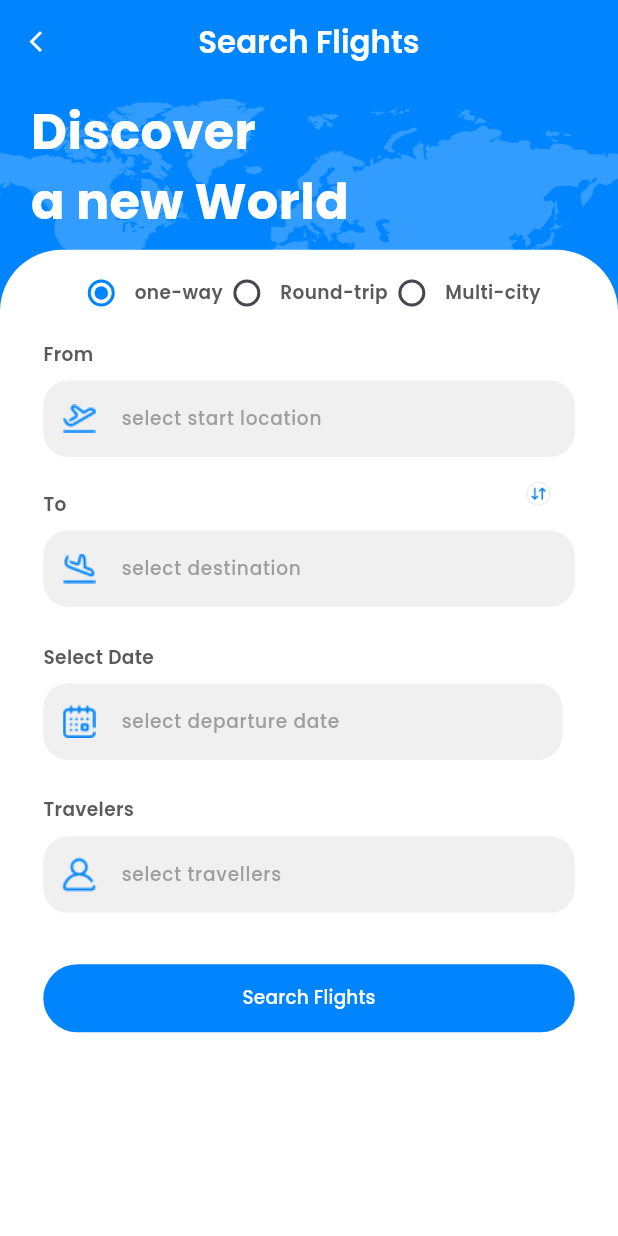
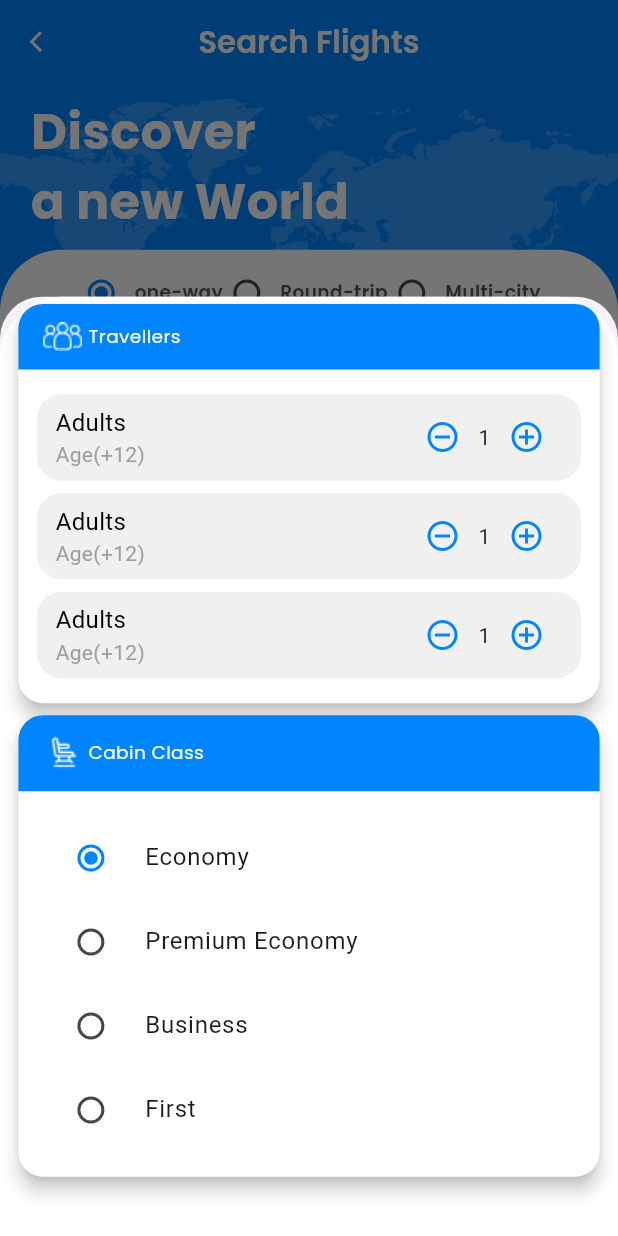
Before and after one commit to MetoIsTheKing/Graduation-Project-2025, a Flutter app: the FlightsScreen screen opened by its route, after a tap on "select travellers", on a phone screen of 412 x 824 dp. Run offline on Flutter 3.47's test engine with Material 3 defaults, Android fonts, the phone set to English and light mode, and no system bars; our stand-ins replace bloc, cherry_toast, connectivity_plus, country_picker, device_preview, dio and 6 more; missing offline and left inert: dot_curved_bottom_nav; accounts and stored records are empty; project files that could hold a hidden picture were left out.

Commit message:
flights refactor progress

```diff
--- a/lib/features/home/explore/flights/presentation/flight_actions_model.dart
+++ b/lib/features/home/explore/flights/presentation/flight_actions_model.dart
@@ -4,7 +4,7 @@ class FlightActionsModel {
   final Function(DateTime?) onDepartureDateSelected;
   final Function(DateTime?) onReturnDateSelected;
   final Function(FlightModel flightModel) onChangePressed;
-  final void Function() onTravellersFieldTapped;
+  final Function(FlightModel flightModel) onTravellersFieldTapped;
   final void Function() onToFieldTapped;
   final void Function() onFromFieldTaped;
   final Future<void> Function({
--- a/lib/features/home/explore/flights/presentation/flight_model.dart
+++ b/lib/features/home/explore/flights/presentation/flight_model.dart
@@ -8,9 +8,17 @@ class FlightModel {
   final TextEditingController returnDateController = TextEditingController();
   DateTime? departureDate;
   DateTime? returnDate;
+  final Map<String, int> travellers;
+  String flightClass;
   FlightModel({
     this.departureDate,
     this.returnDate,
+    this.travellers = const {
+      'adults': 0,
+      'children': 0,
+      'infants': 0,
+    },
+    this.flightClass = 'economy',
   });
   void dispose() {
     fromController.dispose();
--- a/lib/features/home/explore/flights/presentation/pages/flights_screen.dart
+++ b/lib/features/home/explore/flights/presentation/pages/flights_screen.dart
@@ -14,7 +14,10 @@ import 'package:graduation_project_2025/features/home/explore/flights/presentati
 
 import 'package:graduation_project_2025/features/home/explore/flights/presentation/flights_utils.dart';
 import 'package:graduation_project_2025/features/home/explore/flights/presentation/widgets/flight_card_widget.dart';
+import 'package:graduation_project_2025/features/home/explore/flights/presentation/widgets/flights_class_card_widget.dart';
 import 'package:graduation_project_2025/features/home/explore/flights/presentation/widgets/flights_form_widget.dart';
+import 'package:graduation_project_2025/features/home/explore/flights/presentation/widgets/flights_travellers_card_widget.dart';
+import 'package:graduation_project_2025/features/home/explore/flights/presentation/widgets/flights_travellers_field_widget.dart';
 import 'package:graduation_project_2025/features/home/explore/flights/presentation/widgets/radio_tiles_row.dart';
 import 'package:graduation_project_2025/features/home/explore/flights/presentation/pages/search_airport.dart';
 import 'package:intl/intl.dart';
@@ -80,26 +83,15 @@ class _FlightsScreenState extends State<FlightsScreen> {
       } else {
         pageIndex = 2;
       }
-      // Update the height of the AnimatedContainer first
-      // -1 is for the default height during animation
-      // _pageViewHeight = _getPageHeight(-1);
-      // Delay the horizontal animation to allow the vertical animation to complete first
 
-      // Replace this line
-      // Replace this line
       _pageController.animateToPage(
         pageIndex,
         duration: Duration(milliseconds: 300), // Replace this line
         curve: Curves.easeInOut,
       );
-      //     .then((_) {
-      //   // Set _isAnimating to false after the animation completes
-      //   setState(() {
-      //     // _pageViewHeight = _getPageHeight(pageIndex);
-      //   });
-      // });
     });
   }
+
   ///////////////////////////////// Radio tile functions //////////////////////////////
 
   ///////////////////////////////// Date Selection functions //////////////////////////////
@@ -130,7 +122,7 @@ class _FlightsScreenState extends State<FlightsScreen> {
         return Theme(
           data: ThemeData(
             colorScheme: ColorScheme.light(
-              primary: Colors.blue, // Change selection color to blue
+              primary: AppColors.appBlue, // Change selection color to blue
             ),
           ),
           child: Column(
@@ -216,7 +208,48 @@ class _FlightsScreenState extends State<FlightsScreen> {
 
   void onToFieldTaped() {}
 
-  void onTravellersFieldTaped() {}
+  void onTravellersFieldTaped(FlightModel selectedFlightModel) async {
+    await showModalBottomSheet(
+      isScrollControlled: true,
+      context: context,
+      builder: (context) {
+        return StatefulBuilder(
+          builder: (context, setModalState) {
+            // StatefulBuilder allows UI updates inside the modal
+            return Container(
+              height: deviceInfo.screenHeight * 0.76,
+              padding: EdgeInsets.symmetric(
+                horizontal: deviceInfo.screenWidth * 0.02,
+                vertical: deviceInfo.screenHeight * 0.001,
+              ),
+              width: double.infinity,
+              decoration: BoxDecoration(
+                color: Colors.white,
+                borderRadius: BorderRadius.only(
+                  topLeft: Radius.circular(deviceInfo.screenHeight * 0.05),
+                  topRight: Radius.circular(deviceInfo.screenHeight * 0.05),
+                ),
+              ),
+              child: Column(
+                mainAxisAlignment: MainAxisAlignment.start,
+                children: [
+                  FlightsTravellersCardWidget(),
+                  FlightsClassCardWidget(
+                    onSelectedFlightClass: (String? value) {
+                      setModalState(() {
+                        selectedFlightModel.flightClass = value!;
+                      }); // Update state inside modal
+                    },
+                    flightModel: selectedFlightModel,
+                  ),
+                ],
+              ),
+            );
+          },
+        );
+      },
+    );
+  }
 ///////////////////////////////// Fields onTap functions //////////////////////////////
 
   @override
@@ -416,20 +449,4 @@ class _FlightsScreenState extends State<FlightsScreen> {
       );
     });
   }
-
-  // double _getPageHeight(int index) {
-  //   final deviceInfo = getIt<DeviceInfo>();
-
-  //   // Return the height for each page based on the index
-  //   switch (index) {
-  //     case 0:
-  //       return FlightsUtils.firstPageHeight; // Height for the first page
-  //     case 1:
-  //       return FlightsUtils.secondPageHeight; // Height for the second page
-  //     case 2:
-  //       return FlightsUtils.thirdPageHeight; // Height for the third page
-  //     default:
-  //       return deviceInfo.screenHeight; // Default height during animation
-  //   }
-  // }
 }
--- /dev/null
+++ b/lib/features/home/explore/flights/presentation/widgets/flights_class_card_widget.dart
@@ -0,0 +1,118 @@
+import 'package:flutter/material.dart';
+import 'package:graduation_project_2025/config/dependency_injection/di.dart';
+import 'package:graduation_project_2025/config/theming/text_styles.dart';
+import 'package:graduation_project_2025/core/responsive/Models/device_info.dart';
+import 'package:graduation_project_2025/core/utils/app_colors.dart';
+import 'package:graduation_project_2025/features/home/explore/flights/presentation/flight_model.dart';
+import 'package:graduation_project_2025/features/home/explore/flights/presentation/widgets/flights_travellers_field_widget.dart';
+
+class FlightsClassCardWidget extends StatelessWidget {
+  const FlightsClassCardWidget({
+    super.key,
+    required this.flightModel,
+    required this.onSelectedFlightClass,
+  });
+
+  final FlightModel flightModel;
+  final void Function(String? selectedValue) onSelectedFlightClass;
+
+  @override
+  Widget build(BuildContext context) {
+    final deviceInfo = getIt<DeviceInfo>();
+    return Column(
+      children: [
+        Card(
+          shape: RoundedRectangleBorder(
+            borderRadius: BorderRadius.circular(
+              deviceInfo.screenHeight * 0.02, // Replace this line
+            ),
+          ),
+          color: Colors.white,
+          elevation: 5,
+          child: Column(
+            children: [
+              Container(
+                decoration: BoxDecoration(
+                  borderRadius: BorderRadius.only(
+                    topLeft: Radius.circular(
+                      deviceInfo.screenHeight * 0.02, // Replace this line
+                    ),
+                    topRight: Radius.circular(
+                      deviceInfo.screenHeight * 0.02, // Replace this line
+                    ),
+                  ),
+                  color: AppColors.appBlue,
+                ),
+                padding: EdgeInsets.symmetric(
+                  horizontal: deviceInfo.screenWidth * 0.03,
+                  vertical: deviceInfo.screenHeight * 0.015,
+                ), // Replace this line
+                child: Row(
+                  children: [
+                    Padding(
+                      padding: EdgeInsets.symmetric(
+                          horizontal: deviceInfo.screenWidth * 0.01),
+                      child: Image.asset(
+                        'assets/images/travellers_class_icon.png',
+                        color: Colors.white,
+                      ),
+                    ),
+                    Text(
+                      'Cabin Class',
+
+                      style: TextStyles.regular16(deviceInfo, Colors.white)
+                          .copyWith(
+                        fontSize: deviceInfo.screenWidth * 0.03,
+                      ),
+                      // Replace this line
+                    ),
+                  ],
+                ),
+              ),
+              Padding(
+                  padding: EdgeInsets.symmetric(
+                    horizontal: deviceInfo.screenWidth * 0.03,
+                    vertical: deviceInfo.screenHeight * 0.02,
+                  ), // Replace this line
+                  child: Column(
+                    children: [
+                      RadioListTile(
+                        value: 'economy',
+                        groupValue: flightModel.flightClass,
+                        onChanged: onSelectedFlightClass,
+                        activeColor: AppColors.appBlue,
+                        title: Text('Economy'),
+                      ),
+                      RadioListTile(
+                        value: 'premium',
+                        groupValue: flightModel.flightClass,
+                        onChanged: onSelectedFlightClass,
+                        activeColor: AppColors.appBlue,
+                        title: Text('Premium Economy'),
+                      ),
+                      RadioListTile(
+                        value: 'business',
+                        groupValue: flightModel.flightClass,
+                        onChanged: onSelectedFlightClass,
+                        activeColor: AppColors.appBlue,
+                        title: Text('Business'),
+                      ),
+                      RadioListTile(
+                        value: 'first',
+                        groupValue: flightModel.flightClass,
+                        onChanged: (String? value) {
+                          onSelectedFlightClass(value);
+                        },
+                        activeColor: AppColors.appBlue,
+                        title: Text('First'),
+                      ),
+                    ],
+                  )),
+            ],
+          ),
+        ),
+        SizedBox(),
+      ],
+    );
+  }
+}
--- a/lib/features/home/explore/flights/presentation/widgets/flights_form_widget.dart
+++ b/lib/features/home/explore/flights/presentation/widgets/flights_form_widget.dart
@@ -9,7 +9,6 @@ import 'package:graduation_project_2025/features/home/explore/flights/presentati
 
 import 'package:graduation_project_2025/features/home/explore/flights/presentation/flight_model.dart';
 import 'package:graduation_project_2025/features/home/explore/flights/presentation/flights_utils.dart';
-import 'package:graduation_project_2025/features/home/explore/flights/presentation/widgets/flights_date_picker_widget.dart';
 import 'package:graduation_project_2025/features/home/explore/flights/presentation/widgets/flights_field_widget.dart';
 
 class FlightsFormWidget extends StatelessWidget {
@@ -152,7 +151,9 @@ class FlightsFormWidget extends StatelessWidget {
           controller: flightModel.travellersController,
           prefixIcon: 'assets/images/flights_traveller.png',
           label: 'select travellers',
-          onTap: flightActionsModel.onTravellersFieldTapped,
+          onTap: () {
+            flightActionsModel.onTravellersFieldTapped(flightModel);
+          },
         ),
         SizedBox(
           height: deviceInfo.screenHeight * 0.03,
--- /dev/null
+++ b/lib/features/home/explore/flights/presentation/widgets/flights_travellers_card_widget.dart
@@ -0,0 +1,89 @@
+import 'package:flutter/material.dart';
+import 'package:graduation_project_2025/config/dependency_injection/di.dart';
+import 'package:graduation_project_2025/config/theming/text_styles.dart';
+import 'package:graduation_project_2025/core/responsive/Models/device_info.dart';
+import 'package:graduation_project_2025/core/utils/app_colors.dart';
+import 'package:graduation_project_2025/features/home/explore/flights/presentation/widgets/flights_travellers_field_widget.dart';
+
+class FlightsTravellersCardWidget extends StatelessWidget {
+  const FlightsTravellersCardWidget({super.key});
+
+  @override
+  Widget build(BuildContext context) {
+    final deviceInfo = getIt<DeviceInfo>();
+    return Column(
+      children: [
+        Card(
+          shape: RoundedRectangleBorder(
+            borderRadius: BorderRadius.circular(
+              deviceInfo.screenHeight * 0.02, // Replace this line
+            ),
+          ),
+          color: Colors.white,
+          elevation: 5,
+          child: Column(
+            children: [
+              Container(
+                decoration: BoxDecoration(
+                  borderRadius: BorderRadius.only(
+                    topLeft: Radius.circular(
+                      deviceInfo.screenHeight * 0.02, // Replace this line
+                    ),
+                    topRight: Radius.circular(
+                      deviceInfo.screenHeight * 0.02, // Replace this line
+                    ),
+                  ),
+                  color: AppColors.appBlue,
+                ),
+                padding: EdgeInsets.symmetric(
+                  horizontal: deviceInfo.screenWidth * 0.03,
+                  vertical: deviceInfo.screenHeight * 0.015,
+                ), // Replace this line
+                child: Row(
+                  children: [
+                    Padding(
+                      padding: EdgeInsets.symmetric(
+                          horizontal: deviceInfo.screenWidth * 0.01),
+                      child: Image.asset(
+                        'assets/images/travellers_card_icon.png',
+                        color: Colors.white,
+                      ),
+                    ),
+                    Text(
+                      'Travellers',
+
+                      style: TextStyles.regular16(deviceInfo, Colors.white)
+                          .copyWith(
+                        fontSize: deviceInfo.screenWidth * 0.03,
+                      ),
+                      // Replace this line
+                    ),
+                  ],
+                ),
+              ),
+              Padding(
+                  padding: EdgeInsets.symmetric(
+                    horizontal: deviceInfo.screenWidth * 0.03,
+                    vertical: deviceInfo.screenHeight * 0.02,
+                  ), // Replace this line
+                  child: Column(
+                    children: [
+                      FlightsTravellersFieldWidget(),
+                      SizedBox(
+                        height: deviceInfo.screenHeight * 0.01,
+                      ),
+                      FlightsTravellersFieldWidget(),
+                      SizedBox(
+                        height: deviceInfo.screenHeight * 0.01,
+                      ),
+                      FlightsTravellersFieldWidget(),
+                    ],
+                  )),
+            ],
+          ),
+        ),
+        SizedBox(),
+      ],
+    );
+  }
+}
--- /dev/null
+++ b/lib/features/home/explore/flights/presentation/widgets/flights_travellers_field_widget.dart
@@ -0,0 +1,61 @@
+import 'package:flutter/material.dart';
+import 'package:graduation_project_2025/core/utils/app_colors.dart';
+import 'package:graduation_project_2025/features/home/explore/flights/presentation/widgets/search_custom_tile.dart';
+
+class FlightsTravellersFieldWidget extends StatelessWidget {
+  const FlightsTravellersFieldWidget({super.key});
+
+  @override
+  Widget build(BuildContext context) {
+    return Container(
+      padding: EdgeInsets.symmetric(
+          horizontal: deviceInfo.screenWidth * 0.03,
+          vertical: deviceInfo.screenHeight * 0.001),
+      decoration: BoxDecoration(
+        color: AppColors.appLighterGrey,
+        borderRadius: BorderRadius.circular(deviceInfo.screenHeight * 0.02),
+      ),
+      height: deviceInfo.screenHeight * 0.07,
+      child: Row(
+        children: [
+          Column(
+            crossAxisAlignment: CrossAxisAlignment.start,
+            mainAxisSize: MainAxisSize.min,
+            children: [
+              Text(
+                'Adults',
+                style: TextStyle(
+                  fontSize: 16,
+                  color: Colors.black,
+                ),
+              ),
+              Text(
+                'Age(+12)',
+                style: TextStyle(
+                  fontSize: 14,
+                  color: Colors.grey,
+                ),
+              ),
+            ],
+          ),
+          Spacer(),
+          Row(
+            children: [
+              IconButton(
+                icon: Icon(Icons.remove_circle_outline),
+                color: AppColors.appBlue,
+                onPressed: () {},
+              ),
+              Text('1'),
+              IconButton(
+                icon: Icon(Icons.add_circle_outline),
+                color: AppColors.appBlue,
+                onPressed: () {},
+              ),
+            ],
+          )
+        ],
+      ),
+    );
+  }
+}
```
Also changed, not shown: assets/images/travellers_card_icon.png (added), assets/images/travellers_class_icon.png (added).
